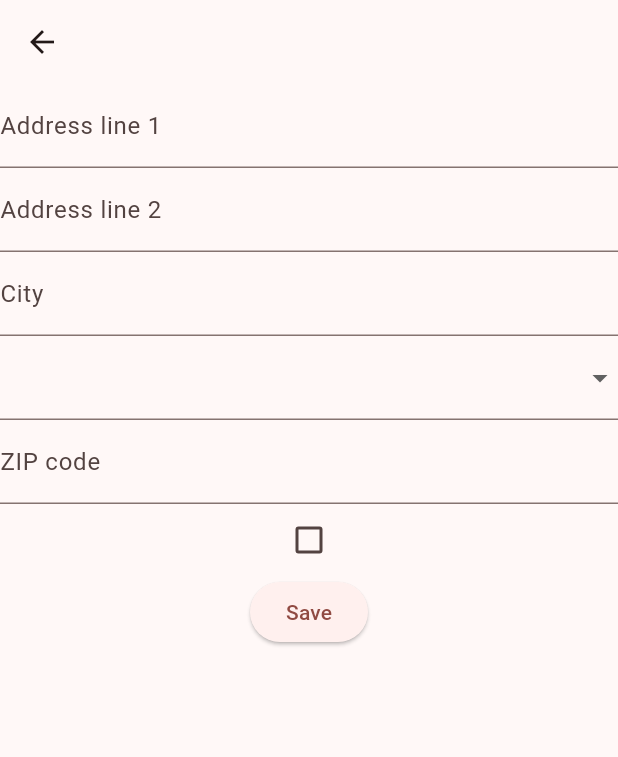
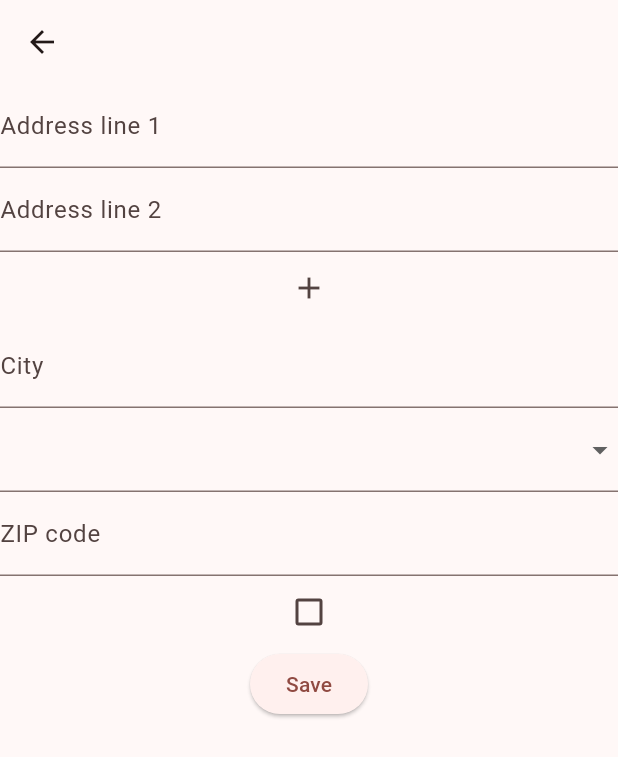
Before and after one commit to tim-spinney/flutter_ecommerce_example, a Flutter app: the ProfilePage screen opened directly, on a phone screen of 412 x 824 dp. Shown: the top 757 px of the screen. Run offline on Flutter 3.47's test engine with Material 3 defaults, Android fonts, the phone set to English and light mode, and no system bars.

Commit message:
made address form have dynamic number of address lines

```diff
--- a/lib/address_form.dart
+++ b/lib/address_form.dart
@@ -13,6 +13,8 @@ class _AddressFormState extends State<AddressForm> {
   final _formKey = GlobalKey<FormState>();
   final _line1Controller = TextEditingController();
   final _line2Controller = TextEditingController();
+
+  final _additionalLineControllers = <TextEditingController>[];
 
   final _cityController = TextEditingController();
 
@@ -36,6 +38,12 @@ class _AddressFormState extends State<AddressForm> {
     _formKey.currentState!.reset();
   }
 
+  _addAddressRow() {
+    setState(() {
+      _additionalLineControllers.add(TextEditingController());
+    });
+  }
+
   @override
   Widget build(BuildContext context) {
     return Form(
@@ -56,6 +64,15 @@ class _AddressFormState extends State<AddressForm> {
             decoration: const InputDecoration(labelText: 'Address line 2'),
             controller: _line2Controller,
           ), // line 2
+          ..._additionalLineControllers.map(
+              (controller) => TextFormField(
+                controller: controller,
+              )
+          ),
+          IconButton(
+            icon: const Icon(Icons.add),
+            onPressed: _addAddressRow,
+          ),
           TextFormField(
             decoration: const InputDecoration(labelText: 'City'),
             controller: _cityController,
```
